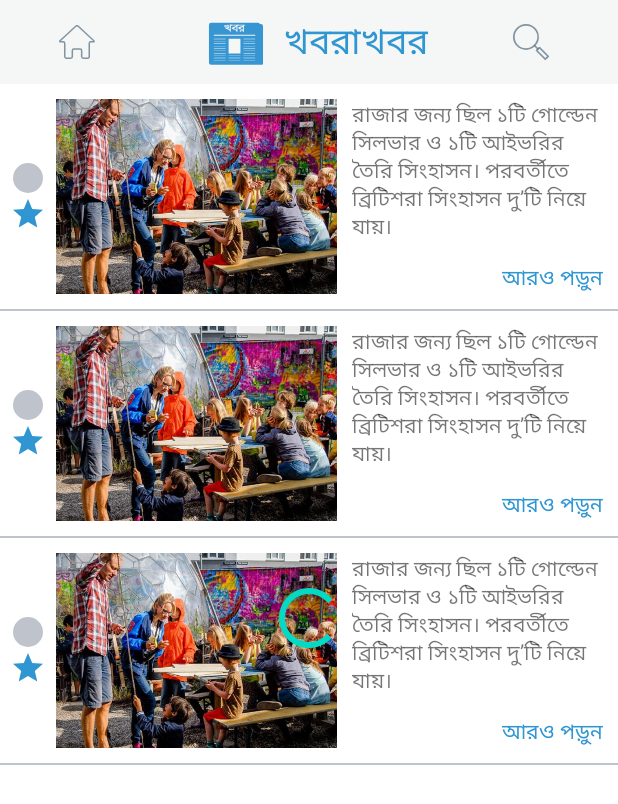
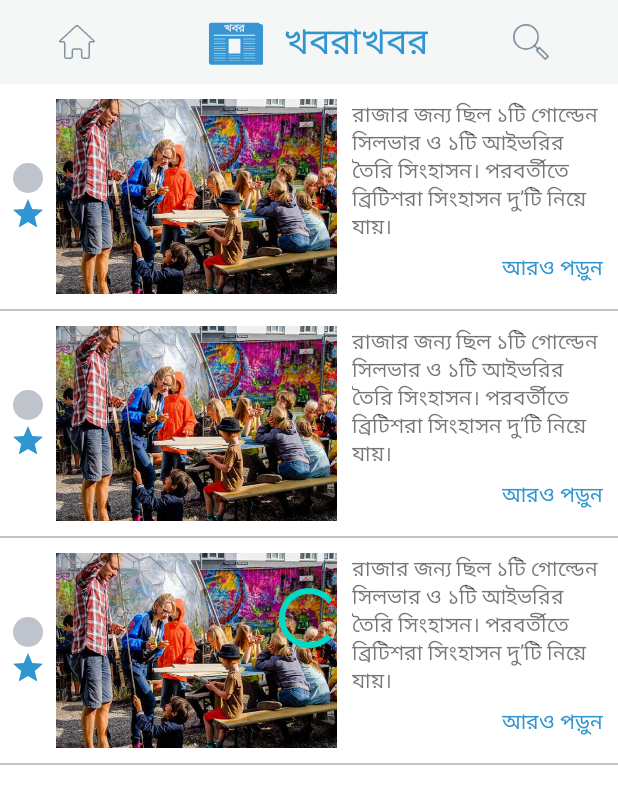
Before and after one commit to lelinmahmud/sirajganj_3, an Android app: the layout activity_news.xml on its own in the app's theme, with its tools: preview values and no code run, on a phone screen of 412 x 824 dp. Shown: the top 804 px of the screen. Run offline under Robolectric (Android 15) with nearby library versions, the phone set to English and light mode, and no system bars; network calls fail.

Commit message:
project package rearranged

```diff
--- a/app/src/main/AndroidManifest.xml
+++ b/app/src/main/AndroidManifest.xml
@@ -10,10 +10,10 @@
         android:roundIcon="@mipmap/ic_launcher_round"
         android:supportsRtl="true"
         android:theme="@style/AppTheme">
-        <activity android:name=".ui.main.opinion.OpinionActivity"></activity>
-        <activity android:name=".ui.main.news.NewsActivity" />
+        <activity android:name=".ui.opinion.OpinionActivity"></activity>
+        <activity android:name=".ui.news.NewsActivity" />
         <activity android:name=".ui.main.MainActivity" />
-        <activity android:name=".ui.main.login.LoginActivity">
+        <activity android:name=".ui.login.LoginActivity">
             <intent-filter>
                 <action android:name="android.intent.action.MAIN" />
 
--- a/app/src/main/java/com/smarifrahman/sirajganj_3/ui/api/APIService.java
+++ b/app/src/main/java/com/smarifrahman/sirajganj_3/api/APIService.java
@@ -1,6 +1,6 @@
-package com.smarifrahman.sirajganj_3.ui.api;
+package com.smarifrahman.sirajganj_3.api;
 
-import com.smarifrahman.sirajganj_3.ui.main.news.News;
+import com.smarifrahman.sirajganj_3.ui.news.News;
 
 import java.util.List;
 
--- a/app/src/main/java/com/smarifrahman/sirajganj_3/ui/api/Repository.java
+++ b/app/src/main/java/com/smarifrahman/sirajganj_3/api/Repository.java
@@ -1,9 +1,9 @@
-package com.smarifrahman.sirajganj_3.ui.api;
+package com.smarifrahman.sirajganj_3.api;
 
 import android.content.Context;
 
 
-import com.smarifrahman.sirajganj_3.ui.main.news.News;
+import com.smarifrahman.sirajganj_3.ui.news.News;
 
 import java.util.List;
 
--- a/app/src/main/java/com/smarifrahman/sirajganj_3/ui/api/RetrofitAPIFactory.java
+++ b/app/src/main/java/com/smarifrahman/sirajganj_3/api/RetrofitAPIFactory.java
@@ -1,4 +1,4 @@
-package com.smarifrahman.sirajganj_3.ui.api;
+package com.smarifrahman.sirajganj_3.api;
 
 
 import android.content.Context;
--- a/app/src/main/java/com/smarifrahman/sirajganj_3/ui/api/RetrofitException.java
+++ b/app/src/main/java/com/smarifrahman/sirajganj_3/api/RetrofitException.java
@@ -1,4 +1,4 @@
-package com.smarifrahman.sirajganj_3.ui.api;
+package com.smarifrahman.sirajganj_3.api;
 
 import java.io.IOException;
 import java.lang.annotation.Annotation;
--- a/app/src/main/java/com/smarifrahman/sirajganj_3/ui/main/login/LoginActivity.java
+++ b/app/src/main/java/com/smarifrahman/sirajganj_3/ui/login/LoginActivity.java
@@ -1,4 +1,4 @@
-package com.smarifrahman.sirajganj_3.ui.main.login;
+package com.smarifrahman.sirajganj_3.ui.login;
 
 import androidx.appcompat.app.AppCompatActivity;
 import androidx.databinding.DataBindingUtil;
--- a/app/src/main/java/com/smarifrahman/sirajganj_3/ui/main/MainActivity.java
+++ b/app/src/main/java/com/smarifrahman/sirajganj_3/ui/main/MainActivity.java
@@ -10,7 +10,7 @@ import android.view.View;
 
 import com.smarifrahman.sirajganj_3.R;
 import com.smarifrahman.sirajganj_3.databinding.ActivityMainBinding;
-import com.smarifrahman.sirajganj_3.ui.main.news.NewsActivity;
+import com.smarifrahman.sirajganj_3.ui.news.NewsActivity;
 
 public class MainActivity extends AppCompatActivity implements View.OnClickListener {
 
--- a/app/src/main/java/com/smarifrahman/sirajganj_3/ui/main/news/News.java
+++ b/app/src/main/java/com/smarifrahman/sirajganj_3/ui/news/News.java
@@ -1,4 +1,4 @@
-package com.smarifrahman.sirajganj_3.ui.main.news;
+package com.smarifrahman.sirajganj_3.ui.news;
 
 import com.google.gson.annotations.Expose;
 import com.google.gson.annotations.SerializedName;
--- a/app/src/main/java/com/smarifrahman/sirajganj_3/ui/main/news/NewsActivity.java
+++ b/app/src/main/java/com/smarifrahman/sirajganj_3/ui/news/NewsActivity.java
@@ -1,4 +1,4 @@
-package com.smarifrahman.sirajganj_3.ui.main.news;
+package com.smarifrahman.sirajganj_3.ui.news;
 
 import androidx.appcompat.app.AppCompatActivity;
 import androidx.databinding.DataBindingUtil;
@@ -10,7 +10,7 @@ import android.view.View;
 
 import com.smarifrahman.sirajganj_3.R;
 import com.smarifrahman.sirajganj_3.databinding.ActivityNewsBinding;
-import com.smarifrahman.sirajganj_3.ui.api.Repository;
+import com.smarifrahman.sirajganj_3.api.Repository;
 import com.smarifrahman.sirajganj_3.ui.main.MainActivity;
 
 import java.util.List;
--- a/app/src/main/java/com/smarifrahman/sirajganj_3/ui/main/news/NewsAdapter.java
+++ b/app/src/main/java/com/smarifrahman/sirajganj_3/ui/news/NewsAdapter.java
@@ -1,4 +1,4 @@
-package com.smarifrahman.sirajganj_3.ui.main.news;
+package com.smarifrahman.sirajganj_3.ui.news;
 
 import android.content.Context;
 import android.view.LayoutInflater;
--- a/app/src/main/java/com/smarifrahman/sirajganj_3/ui/main/news/NewsList.java
+++ b/app/src/main/java/com/smarifrahman/sirajganj_3/ui/news/NewsList.java
@@ -1,4 +1,4 @@
-package com.smarifrahman.sirajganj_3.ui.main.news;
+package com.smarifrahman.sirajganj_3.ui.news;
 
 import java.util.List;
 
--- a/app/src/main/java/com/smarifrahman/sirajganj_3/ui/main/news/NewsPresenter.java
+++ b/app/src/main/java/com/smarifrahman/sirajganj_3/ui/news/NewsPresenter.java
@@ -1,8 +1,8 @@
-package com.smarifrahman.sirajganj_3.ui.main.news;
+package com.smarifrahman.sirajganj_3.ui.news;
 
 import android.util.Log;
 
-import com.smarifrahman.sirajganj_3.ui.api.Repository;
+import com.smarifrahman.sirajganj_3.api.Repository;
 
 import java.util.List;
 
--- a/app/src/main/java/com/smarifrahman/sirajganj_3/ui/main/news/NewsView.java
+++ b/app/src/main/java/com/smarifrahman/sirajganj_3/ui/news/NewsView.java
@@ -1,4 +1,4 @@
-package com.smarifrahman.sirajganj_3.ui.main.news;
+package com.smarifrahman.sirajganj_3.ui.news;
 
 import java.util.List;
 
--- a/app/src/main/java/com/smarifrahman/sirajganj_3/ui/main/opinion/OpinionActivity.java
+++ b/app/src/main/java/com/smarifrahman/sirajganj_3/ui/opinion/OpinionActivity.java
@@ -1,4 +1,4 @@
-package com.smarifrahman.sirajganj_3.ui.main.opinion;
+package com.smarifrahman.sirajganj_3.ui.opinion;
 
 import androidx.appcompat.app.AppCompatActivity;
 
--- a/app/src/main/res/layout/activity_login.xml
+++ b/app/src/main/res/layout/activity_login.xml
@@ -8,7 +8,7 @@
         android:layout_width="match_parent"
         android:layout_height="match_parent"
         android:background="@color/gray"
-        tools:context=".ui.main.login.LoginActivity">
+        tools:context=".ui.login.LoginActivity">
 
 
         <LinearLayout
--- a/app/src/main/res/layout/activity_news.xml
+++ b/app/src/main/res/layout/activity_news.xml
@@ -5,7 +5,7 @@
         xmlns:tools="http://schemas.android.com/tools"
         android:layout_width="match_parent"
         android:layout_height="match_parent"
-        tools:context=".ui.main.news.NewsActivity">
+        tools:context=".ui.news.NewsActivity">
 
         <LinearLayout
             android:id="@+id/toolbar_news"
--- a/app/src/main/res/layout/activity_opinion.xml
+++ b/app/src/main/res/layout/activity_opinion.xml
@@ -4,7 +4,7 @@
     xmlns:tools="http://schemas.android.com/tools"
     android:layout_width="match_parent"
     android:layout_height="match_parent"
-    tools:context=".ui.main.opinion.OpinionActivity"
+    tools:context=".ui.opinion.OpinionActivity"
     android:orientation="vertical">
 
     <LinearLayout
--- a/app/src/main/res/layout/news_item_view.xml
+++ b/app/src/main/res/layout/news_item_view.xml
@@ -63,7 +63,7 @@
                 android:text="@string/read_more"
                 android:textColor="@color/blue"
                 android:layout_gravity="end|bottom"
-                android:gravity="bottom"
+                android:gravity="center"
                 android:clickable="true"
                 android:focusable="true"
                 android:background="?selectableItemBackground"/>
```
